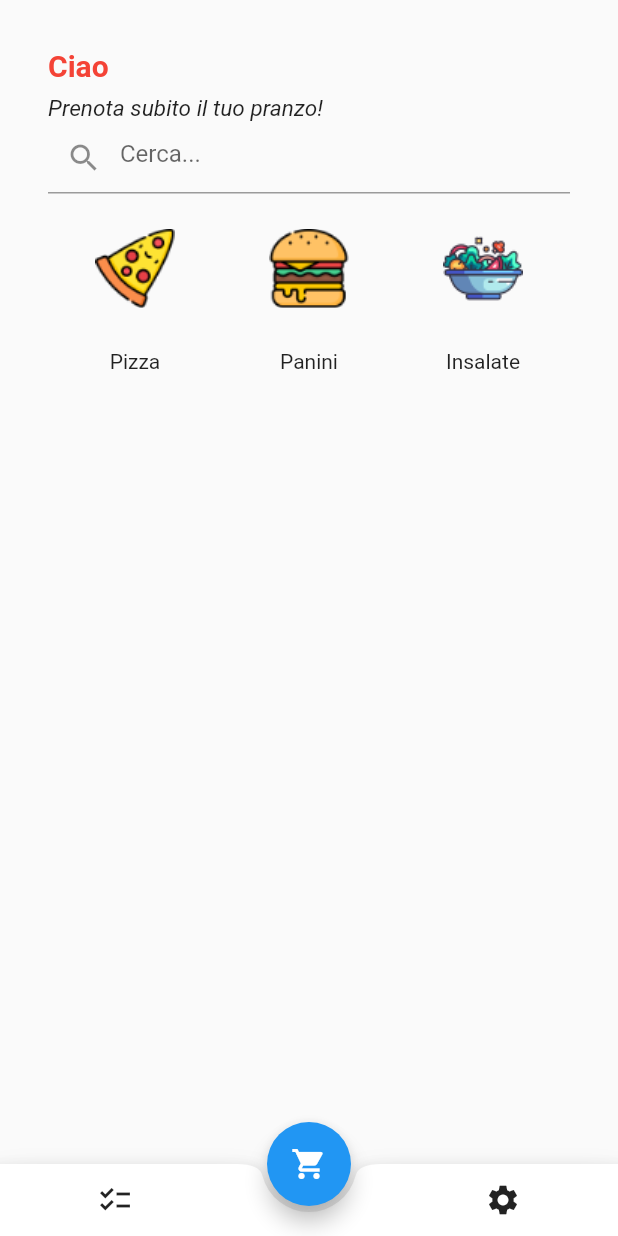
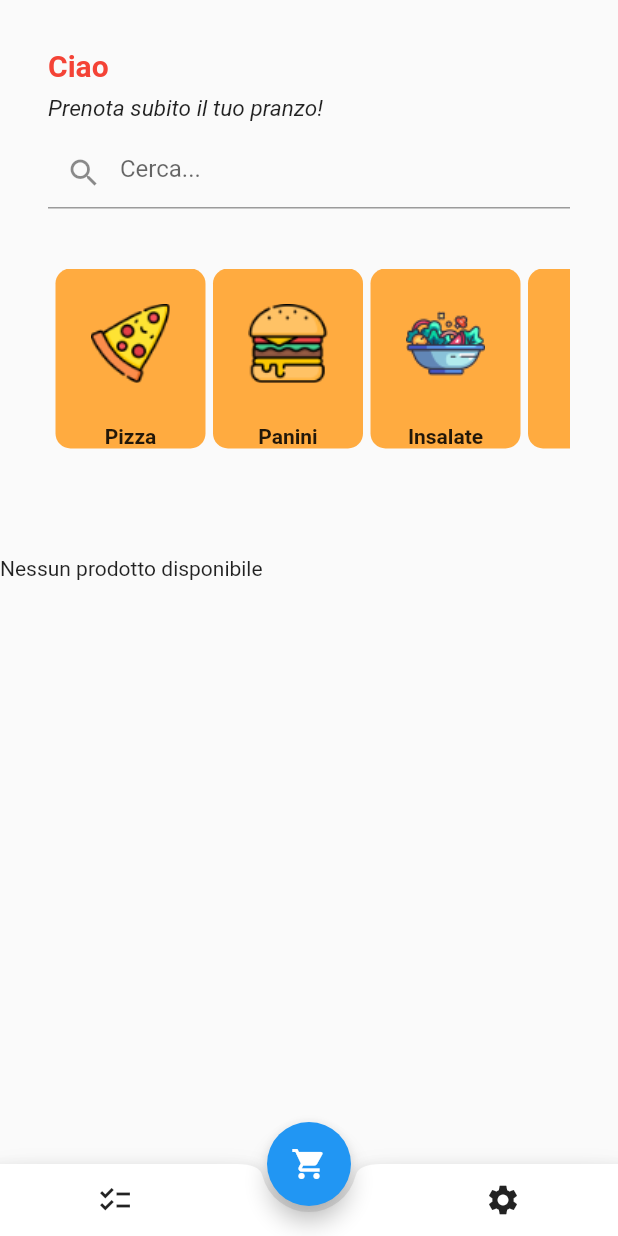
Before and after one commit to luigiciuf/UniFood_Flutter, a Flutter app: the MyHomePage screen opened directly, on a phone screen of 412 x 824 dp. Run offline on Flutter 3.47's test engine with Material 2 defaults, Android fonts, the phone set to English and light mode, and no system bars; our stand-ins replace firebase_core, firebase_database; accounts and stored records are empty.

Commit message:
Commit fine pomeriggio

```diff
--- a/lib/main.dart
+++ b/lib/main.dart
@@ -5,7 +5,9 @@ import 'package:firebase_core/firebase_core.dart';
 import 'package:unifood/firebase_options.dart';
 import 'package:unifood/Registrazione.dart'; // Importa la schermata di registrazione.
 import 'package:unifood/Login.dart';
-import 'package:unifood/models/Categorie.dart'; // Importa la schermata di login.
+import 'package:unifood/models/Categorie.dart';
+import 'package:unifood/models/Prodotto.dart';
+import 'package:unifood/DatabaseManager.dart';// Importa la schermata di login.
 
 List<Categorie> categorie = [
   Categorie(nome: 'Pizza', imagePath: 'assets/images/cat_1.png'),
@@ -60,7 +62,9 @@ class MyHomePage extends StatelessWidget {
                       color: Colors.red,
                     ),
                   ),
+
                   SizedBox(height: 8),
+
                   Text(
                     'Prenota subito il tuo pranzo!',
                     style: TextStyle(
@@ -68,6 +72,9 @@ class MyHomePage extends StatelessWidget {
                       fontStyle: FontStyle.italic,
                     ),
                   ),
+
+                  SizedBox(height: 10),
+
                   // Add your Image here using Image.asset('path_to_your_image.png'),
                   TextField(
                     decoration: InputDecoration(
@@ -76,6 +83,8 @@ class MyHomePage extends StatelessWidget {
                       // Add your search_background image as a decoration
                     ),
                   ),
+
+                  SizedBox(height: 40),
 
                   Container(
                     height: 120, // Imposta l'altezza desiderata per il ListView orizzontale
@@ -88,21 +97,68 @@ class MyHomePage extends StatelessWidget {
                             // Azione quando si fa clic su una categoria
                           },
                           child: Container(
-                            margin: EdgeInsets.symmetric(horizontal: 8.0),
+                            margin: EdgeInsets.only(left: 5),
+                            decoration: BoxDecoration(
+                                color: Colors.orangeAccent,
+                                borderRadius: BorderRadius.circular(10)
+                            ),
                             child: Column(
                               children: [
                                 Image.asset(categorie[index].imagePath, width: 100, height: 100),
                                 SizedBox(height: 4),
-                                Text(categorie[index].nome),
+                                Text(
+                                    categorie[index].nome,
+                                  style: TextStyle(  // Aggiungi questo stile
+                                    fontWeight: FontWeight.bold,
+                                  ),
+                                ),
                               ],
                             ),
                           ),
                         );
                       }),
                     ),
-                  )
+                  ),
                 ],
               ),
+            ),
+
+            SizedBox(height: 40),  // Aggiunge spazio tra le due liste
+
+            FutureBuilder<List<Prodotto>>(
+              future: DatabaseManager(context).getProdotti(),
+              builder: (context, snapshot) {
+                if (snapshot.connectionState == ConnectionState.waiting) {
+                  return CircularProgressIndicator();
+                } else if (snapshot.hasError) {
+                  return Text('Errore nel caricamento dei prodotti');
+                } else if (!snapshot.hasData || snapshot.data!.isEmpty) {
+                  return Text('Nessun prodotto disponibile');
+                } else {
+                  return Container(
+                    margin: EdgeInsets.only(left: 40),
+                    height: 100,
+                    child: ListView.builder(
+                      scrollDirection: Axis.horizontal,
+                      itemCount: snapshot.data!.length,
+                      itemBuilder: (context, index) {
+                        return Padding(
+                          padding: const EdgeInsets.all(8.0),
+                          child: Column(
+                            children: [
+                              Image.network(snapshot.data![index].imgUri, width: 100, height: 100),
+                              SizedBox(height: 4),
+                              Text(snapshot.data![index].nome),
+                              SizedBox(height: 4),
+                              Text('€${snapshot.data![index].prezzo}'),
+                            ],
+                          ),
+                        );
+                      },
+                    ),
+                  );
+                }
+              },
             ),
           ],
         ),
--- /dev/null
+++ b/lib/models/Prodotto.dart
@@ -0,0 +1,7 @@
+class Prodotto {
+  final String nome;
+  final String imgUri;
+  final String prezzo;
+
+  Prodotto({required this.nome, required this.imgUri, required this.prezzo});
+}
```
Also changed, not shown: lib/DatabaseManager.dart (+25 -0 lines).
